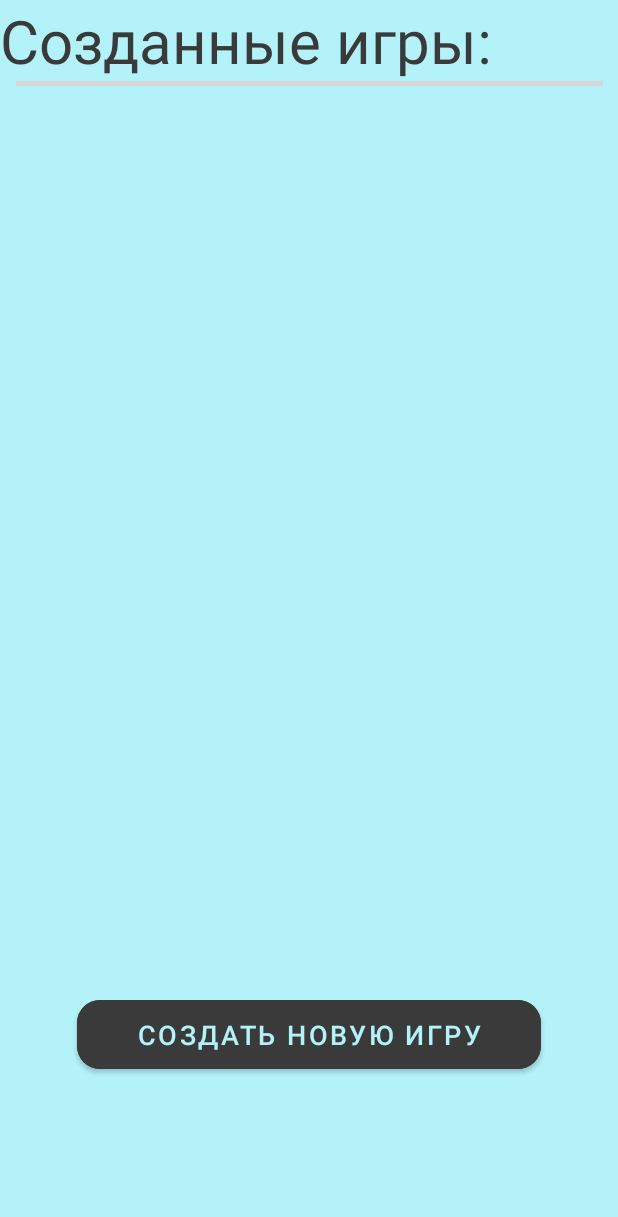
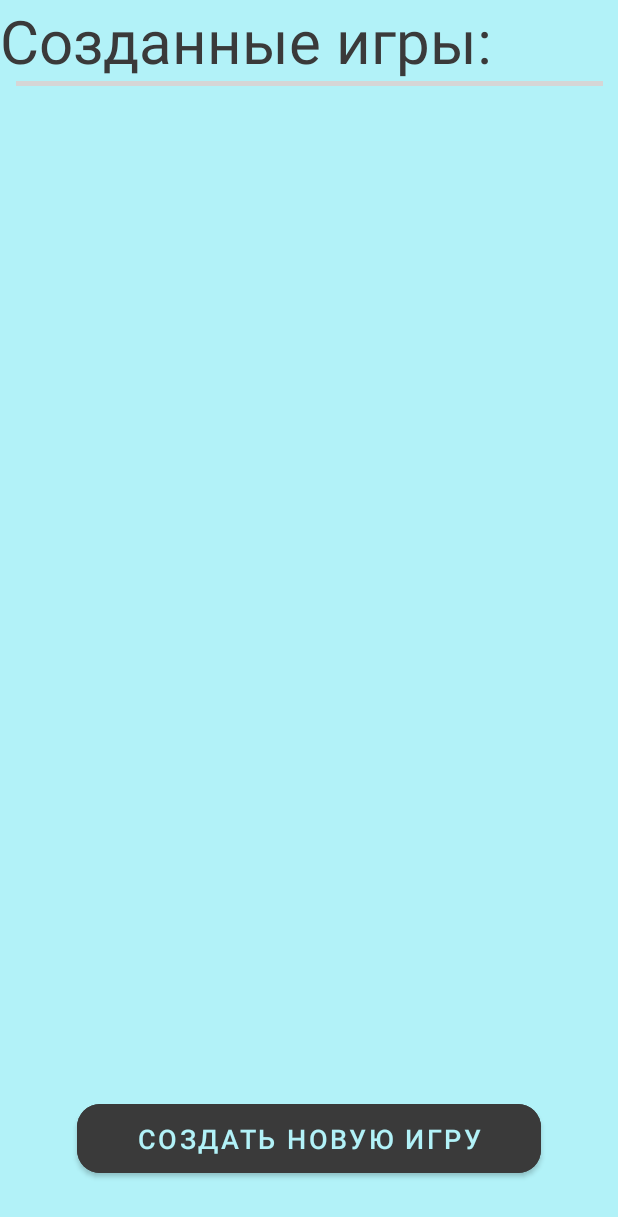
Before and after one commit to SmknSe/SecretFriend01, an Android app: the MainActivity screen opened directly, with no data from a screen before it, on a phone screen of 412 x 824 dp. Shown: the top 1217 px of the screen. Run offline under Robolectric (Android 15) with nearby library versions, the phone set to English and light mode, and no system bars; our stand-ins replace Room's generated code, RxJava; grey boxes are pictures that could not be loaded.

Commit message:
size fix

```diff
--- a/app/src/main/res/layout/activity_main.xml
+++ b/app/src/main/res/layout/activity_main.xml
@@ -12,21 +12,24 @@
         android:id="@+id/add_btn"
         android:layout_width="309dp"
         android:layout_height="58dp"
-        android:layout_marginTop="12dp"
+        android:layout_marginTop="5dp"
         android:backgroundTint="#3A3A3A"
         android:text="создать новую игру"
         android:textColor="@color/background"
         android:textSize="18sp"
         app:cornerRadius="15dp"
+        app:layout_constraintBottom_toBottomOf="parent"
         app:layout_constraintEnd_toEndOf="parent"
         app:layout_constraintStart_toStartOf="parent"
         app:layout_constraintTop_toBottomOf="@+id/recyclerview_games" />
 
     <androidx.recyclerview.widget.RecyclerView
         android:id="@+id/recyclerview_games"
-        android:layout_width="395dp"
-        android:layout_height="555dp"
+        android:layout_width="match_parent"
+        android:layout_height="553dp"
         android:layout_marginTop="36dp"
+        android:layout_marginBottom="5dp"
+        app:layout_constraintBottom_toTopOf="@+id/add_btn"
         app:layout_constraintEnd_toEndOf="parent"
         app:layout_constraintHorizontal_bias="0.0"
         app:layout_constraintStart_toStartOf="parent"
```
